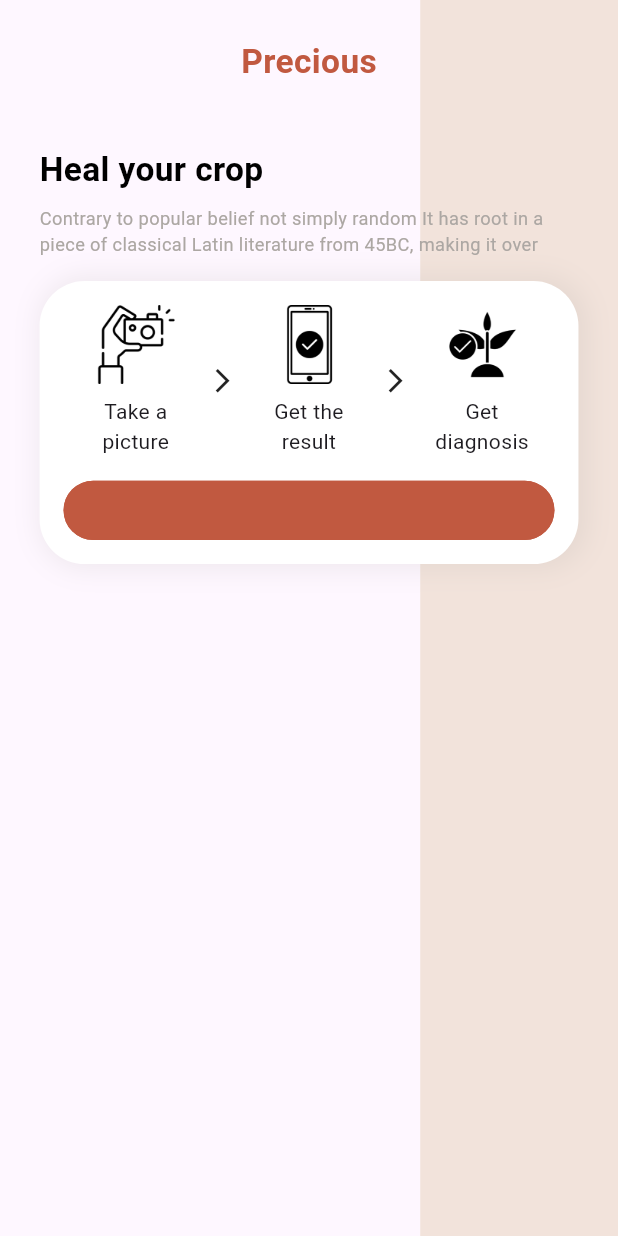
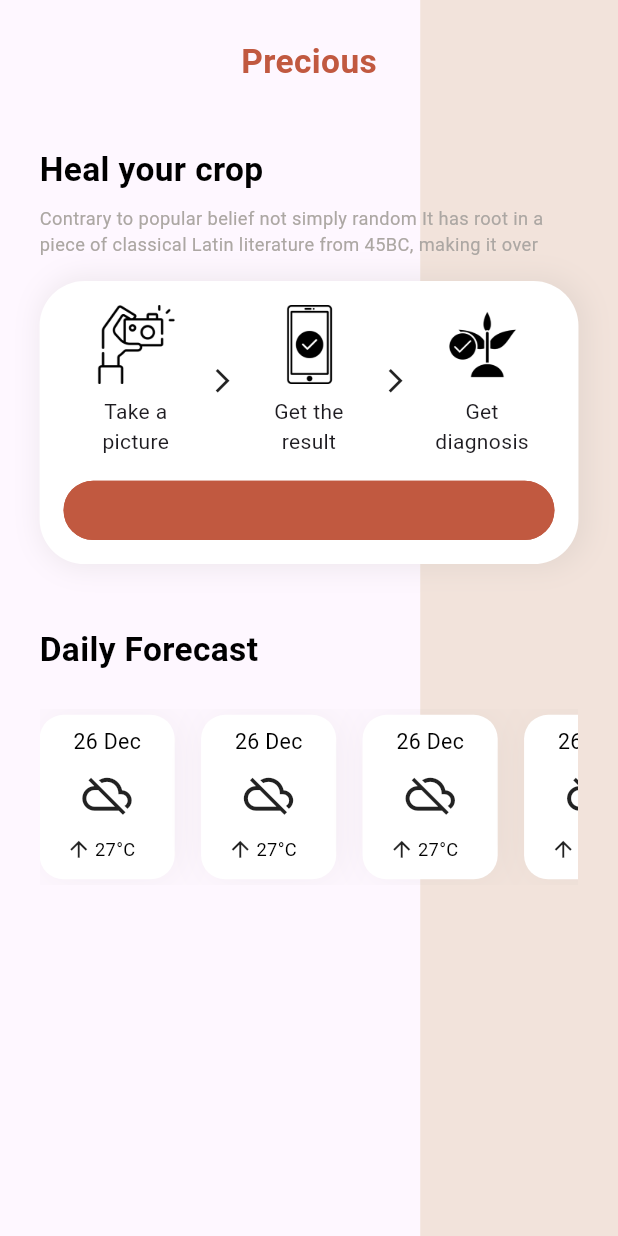
Before and after one commit to shadymohamed532001/Agri-tech360, a Flutter app: the HomeView screen opened by its route, on a phone screen of 412 x 824 dp. Run offline on Flutter 3.47's test engine with Material 3 defaults, Android fonts, the phone set to English and light mode, and no system bars; our stand-ins replace animate_do, dartz, dio, email_validator, equatable, flutter_bloc and 4 more; accounts and stored records are empty.

Commit message:
make in home view 1- list_of_weather_degree_item 2- weather_degree_item

```diff
--- a/lib/Feature/home/presentation/widgets/guidance_user_to_heal_his_crop.dart
+++ b/lib/Feature/home/presentation/widgets/guidance_user_to_heal_his_crop.dart
@@ -0,0 +1,109 @@
+import 'package:flutter/material.dart';
+import 'package:flutter_screenutil/flutter_screenutil.dart';
+import 'package:smartsoil/core/helper/spacing.dart';
+import 'package:smartsoil/core/themaing/app_colors.dart';
+import 'package:smartsoil/core/themaing/app_image_assets.dart';
+import 'package:smartsoil/core/widgets/app_bottom.dart';
+
+class GuidanceUserToHealHisCrop extends StatefulWidget {
+  const GuidanceUserToHealHisCrop({super.key});
+
+  @override
+  State<GuidanceUserToHealHisCrop> createState() =>
+      _GuidanceUserToHealHisCropState();
+}
+
+class _GuidanceUserToHealHisCropState extends State<GuidanceUserToHealHisCrop> {
+  @override
+  Widget build(BuildContext context) {
+    return Container(
+      padding: const EdgeInsets.all(16),
+      width: 343.w,
+      height: 186.h,
+      decoration: BoxDecoration(
+        color: ColorManger.whiteColor,
+        borderRadius: BorderRadius.circular(30),
+        boxShadow: [
+          BoxShadow(
+            color: ColorManger.greyColor.withOpacity(0.2),
+            spreadRadius: 2.5,
+            blurRadius: 15,
+            offset: const Offset(3, 0),
+          ),
+        ],
+      ),
+      child: Column(
+        children: [
+          Row(
+            children: [
+              Expanded(
+                child: Column(
+                  children: [
+                    Image.asset(
+                      ImagesAssetsManger.cameraImage,
+                      width: 52.w,
+                      height: 52.h,
+                    ),
+                    verticalSpacing(8),
+                    const Text(
+                      'Take a\npicture',
+                      textAlign: TextAlign.center,
+                    )
+                  ],
+                ),
+              ),
+              const Icon(
+                Icons.arrow_forward_ios,
+                size: 19,
+              ),
+              Expanded(
+                child: Column(
+                  children: [
+                    Image.asset(
+                      ImagesAssetsManger.phoneImage,
+                      width: 52.w,
+                      height: 52.h,
+                    ),
+                    verticalSpacing(8),
+                    const Text(
+                      'Get the\nresult',
+                      textAlign: TextAlign.center,
+                    )
+                  ],
+                ),
+              ),
+              const Icon(
+                Icons.arrow_forward_ios,
+                size: 19,
+              ),
+              Expanded(
+                child: Column(
+                  children: [
+                    Image.asset(
+                      ImagesAssetsManger.diagnosisImage,
+                      width: 52.w,
+                      height: 52.h,
+                    ),
+                    verticalSpacing(8),
+                    const Text(
+                      'Get \ndiagnosis',
+                      textAlign: TextAlign.center,
+                    )
+                  ],
+                ),
+              ),
+            ],
+          ),
+          verticalSpacing(16),
+          Expanded(
+            child: CustomBottom(
+              backgroundColor: ColorManger.primaryColor,
+              bottomtext: 'Heal Your Crops',
+              onPressed: () {},
+            ),
+          )
+        ],
+      ),
+    );
+  }
+}
--- a/lib/Feature/home/presentation/widgets/home_view_body.dart
+++ b/lib/Feature/home/presentation/widgets/home_view_body.dart
@@ -1,20 +1,15 @@
 import 'package:flutter/material.dart';
 import 'package:flutter_screenutil/flutter_screenutil.dart';
+import 'package:smartsoil/Feature/home/presentation/widgets/guidance_user_to_heal_his_crop.dart';
 import 'package:smartsoil/Feature/home/presentation/widgets/heal_your_crop_and_plant_text.dart';
 import 'package:smartsoil/core/helper/spacing.dart';
 import 'package:smartsoil/core/themaing/app_colors.dart';
-import 'package:smartsoil/core/themaing/app_image_assets.dart';
-import 'package:smartsoil/core/widgets/app_bottom.dart';
+import 'package:smartsoil/core/themaing/app_styles.dart';
 import 'package:smartsoil/core/widgets/precious_app_bar.dart';
 
-class HomeViewBody extends StatefulWidget {
+class HomeViewBody extends StatelessWidget {
   const HomeViewBody({super.key});
 
-  @override
-  State<HomeViewBody> createState() => _HomeViewBodyState();
-}
-
-class _HomeViewBodyState extends State<HomeViewBody> {
   @override
   Widget build(BuildContext context) {
     return Stack(
@@ -39,7 +34,17 @@ class _HomeViewBodyState extends State<HomeViewBody> {
                 verticalSpacing(40),
                 const HealYourCropAndPlantText(),
                 verticalSpacing(16),
-                const GuidanceUserToHealHerCrop()
+                const GuidanceUserToHealHisCrop(),
+                verticalSpacing(40),
+                Align(
+                  alignment: Alignment.centerLeft,
+                  child: Text(
+                    'Daily Forecast',
+                    style: AppStyle.font22BlackBold,
+                  ),
+                ),
+                verticalSpacing(24),
+                const ListOfWeatherDegreeItem()
               ],
             ),
           ),
@@ -49,108 +54,101 @@ class _HomeViewBodyState extends State<HomeViewBody> {
   }
 }
 
-class GuidanceUserToHealHerCrop extends StatefulWidget {
-  const GuidanceUserToHealHerCrop({super.key});
+class ListOfWeatherDegreeItem extends StatelessWidget {
+  const ListOfWeatherDegreeItem({super.key});
 
   @override
-  State<GuidanceUserToHealHerCrop> createState() =>
-      _GuidanceUserToHealHerCropState();
+  Widget build(BuildContext context) {
+    return SizedBox(
+      height: 115.h,
+      width: double.infinity,
+      child: ListView.builder(
+        physics: const BouncingScrollPhysics(),
+        itemCount: 10,
+        scrollDirection: Axis.horizontal,
+        itemBuilder: (context, index) {
+          return Padding(
+            padding: EdgeInsets.only(
+              right: 16.w,
+            ),
+            child: const WeatherDegreeItem(),
+          );
+        },
+      ),
+    );
+  }
 }
 
-class _GuidanceUserToHealHerCropState extends State<GuidanceUserToHealHerCrop> {
+class WeatherDegreeItem extends StatelessWidget {
+  const WeatherDegreeItem({
+    super.key,
+  });
+
   @override
   Widget build(BuildContext context) {
-    return Container(
-      padding: const EdgeInsets.all(16),
-      width: 343.w,
-      height: 186.h,
+    return Column(
+      mainAxisAlignment: MainAxisAlignment.center,
+      crossAxisAlignment: CrossAxisAlignment.start,
+      children: [
+        Container(
+          width: 82.w,
+          height: 108.h,
           decoration: BoxDecoration(
             color: ColorManger.whiteColor,
-        borderRadius: BorderRadius.circular(30),
+            borderRadius: BorderRadius.circular(16),
             boxShadow: [
               BoxShadow(
-            color: ColorManger.greyColor.withOpacity(0.2),
-            spreadRadius: 2.5,
-            blurRadius: 15,
+                color: ColorManger.greyColor.withOpacity(0.12),
+                spreadRadius: 1,
+                blurRadius: 22,
                 offset: const Offset(3, 0),
               ),
             ],
           ),
+          child: Padding(
+            padding: EdgeInsets.symmetric(
+              vertical: 8.h,
+              horizontal: 16.w,
+            ),
             child: Column(
               children: [
-          Row(
-            children: [
-              Expanded(
-                child: Column(
-                  children: [
-                    Image.asset(
-                      ImagesAssetsManger.cameraImage,
-                      width: 52.w,
-                      height: 52.h,
+                Text(
+                  '26 Dec',
+                  style: AppStyle.font14Blackregular,
                 ),
                 verticalSpacing(8),
-                    const Text(
-                      'Take a\npicture',
-                      textAlign: TextAlign.center,
+                const Icon(
+                  Icons.cloud_off,
+                  size: 33,
+                ),
+                verticalSpacing(8),
+                Expanded(
+                  child: Row(
+                    children: [
+                      const Icon(
+                        Icons.arrow_upward,
+                        size: 17,
+                      ),
+                      horizontalSpacing(2),
+                      Expanded(
+                        child: Text(
+                          '27°C',
+                          style: AppStyle.font12Blackregular,
+                        ),
+                      )
+                    ],
+                  ),
                 )
               ],
             ),
           ),
-              const Icon(
-                Icons.arrow_forward_ios,
-                size: 19,
-              ),
-              Expanded(
-                child: Column(
-                  children: [
-                    Image.asset(
-                      ImagesAssetsManger.phoneImage,
-                      width: 52.w,
-                      height: 52.h,
-                    ),
-                    verticalSpacing(8),
-                    const Text(
-                      'Get the\nresult',
-                      textAlign: TextAlign.center,
         )
       ],
-                ),
-              ),
-              const Icon(
-                Icons.arrow_forward_ios,
-                size: 19,
-              ),
-              Expanded(
-                child: Column(
-                  children: [
-                    Image.asset(
-                      ImagesAssetsManger.diagnosisImage,
-                      width: 52.w,
-                      height: 52.h,
-                    ),
-                    verticalSpacing(8),
-                    const Text(
-                      'Get \ndiagnosis',
-                      textAlign: TextAlign.center,
-                    )
-                  ],
-                ),
-              ),
-            ],
-          ),
-          verticalSpacing(16),
-          Expanded(
-            child: CustomBottom(
-              backgroundColor: ColorManger.primaryColor,
-              bottomtext: 'Heal Your Crops',
-              onPressed: () {},
-            ),
-          )
-        ],
-      ),
     );
   }
 }
+
+
 //Fuction of Open Gallery
 // ----------------------------------------------------------------
   // final ImagePicker picker = ImagePicker();
--- a/lib/core/themaing/app_styles.dart
+++ b/lib/core/themaing/app_styles.dart
@@ -20,9 +20,19 @@ class AppStyle {
     fontWeight: FontWeightHelper.semibold,
     color: Colors.black,
   );
+  static TextStyle font14Blackregular = TextStyle(
+    fontSize: 14.sp,
+    fontWeight: FontWeightHelper.regular,
+    color: Colors.black,
+  );
   static TextStyle font12Blackmedium = TextStyle(
     fontSize: 12.sp,
     fontWeight: FontWeightHelper.medium,
+    color: Colors.black,
+  );
+  static TextStyle font12Blackregular = TextStyle(
+    fontSize: 12.sp,
+    fontWeight: FontWeightHelper.regular,
     color: Colors.black,
   );
 
```
Also changed, not shown: lib/Feature/home/presentation/widgets/list_of_weather_degree_item.dart (added), lib/Feature/home/presentation/widgets/weather_degree_item.dart (added). Lines whose indentation alone changed are shown as unchanged.
